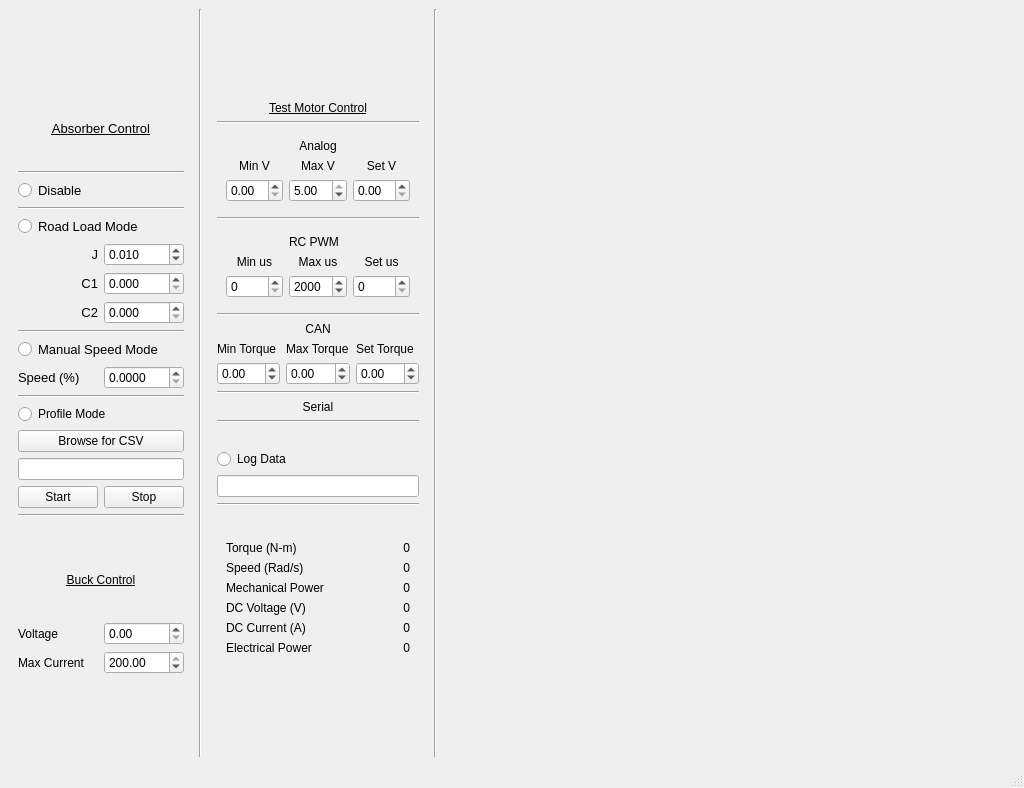
Old version of the form gui.ui in the repository bgkatz/Dyno-Software.
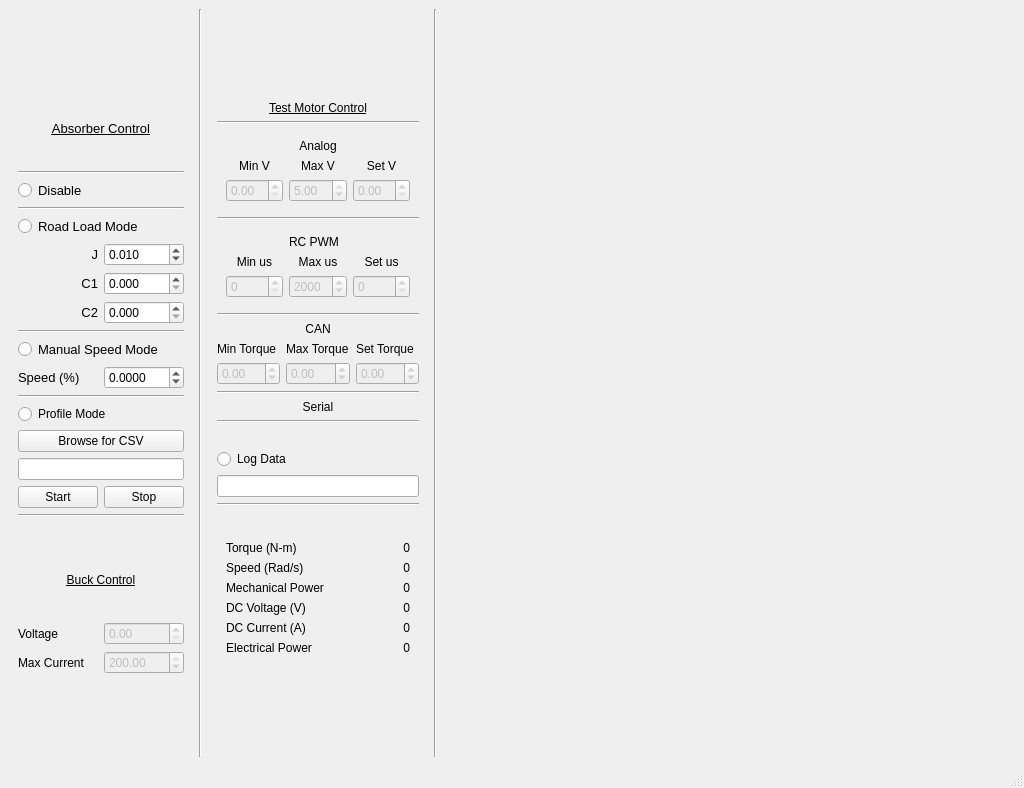
New version of the form.

```diff
--- a/gui.ui
+++ b/gui.ui
@@ -259,7 +259,7 @@
             <number>4</number>
            </property>
            <property name="minimum">
-            <double>0.000000000000000</double>
+            <double>-1.000000000000000</double>
            </property>
            <property name="maximum">
             <double>1.000000000000000</double>
@@ -362,6 +362,9 @@
          </item>
          <item row="0" column="1">
           <widget class="QDoubleSpinBox" name="buckBox">
+           <property name="enabled">
+            <bool>false</bool>
+           </property>
            <property name="maximum">
             <double>48.000000000000000</double>
            </property>
@@ -369,6 +372,9 @@
          </item>
          <item row="1" column="1">
           <widget class="QDoubleSpinBox" name="iMaxBox">
+           <property name="enabled">
+            <bool>false</bool>
+           </property>
            <property name="maximum">
             <double>200.000000000000000</double>
            </property>
@@ -469,6 +475,9 @@
           </item>
           <item row="3" column="1">
            <widget class="QDoubleSpinBox" name="testVMaxBox">
+            <property name="enabled">
+             <bool>false</bool>
+            </property>
             <property name="maximum">
              <double>5.000000000000000</double>
             </property>
@@ -492,6 +501,9 @@
           </item>
           <item row="3" column="0">
            <widget class="QDoubleSpinBox" name="testVMinBox">
+            <property name="enabled">
+             <bool>false</bool>
+            </property>
             <property name="maximum">
              <double>5.000000000000000</double>
             </property>
@@ -502,6 +514,9 @@
           </item>
           <item row="3" column="2">
            <widget class="QDoubleSpinBox" name="testVSetBox">
+            <property name="enabled">
+             <bool>false</bool>
+            </property>
             <property name="maximum">
              <double>5.000000000000000</double>
             </property>
@@ -557,6 +572,9 @@
          <layout class="QGridLayout" name="gridLayout_6">
           <item row="2" column="0">
            <widget class="QSpinBox" name="periodMinBox">
+            <property name="enabled">
+             <bool>false</bool>
+            </property>
             <property name="maximum">
              <number>2500</number>
             </property>
@@ -594,6 +612,9 @@
           </item>
           <item row="2" column="2">
            <widget class="QSpinBox" name="periodBox">
+            <property name="enabled">
+             <bool>false</bool>
+            </property>
             <property name="maximum">
              <number>2500</number>
             </property>
@@ -604,6 +625,9 @@
           </item>
           <item row="2" column="1">
            <widget class="QSpinBox" name="periodMaxBox">
+            <property name="enabled">
+             <bool>false</bool>
+            </property>
             <property name="maximum">
              <number>2500</number>
             </property>
@@ -646,6 +670,9 @@
          </item>
          <item row="3" column="0">
           <widget class="QDoubleSpinBox" name="canMinBox">
+           <property name="enabled">
+            <bool>false</bool>
+           </property>
            <property name="minimum">
             <double>-20.000000000000000</double>
            </property>
@@ -659,6 +686,9 @@
          </item>
          <item row="3" column="1">
           <widget class="QDoubleSpinBox" name="canMaxBox">
+           <property name="enabled">
+            <bool>false</bool>
+           </property>
            <property name="minimum">
             <double>-20.000000000000000</double>
            </property>
@@ -672,6 +702,9 @@
          </item>
          <item row="3" column="2">
           <widget class="QDoubleSpinBox" name="canBox">
+           <property name="enabled">
+            <bool>false</bool>
+           </property>
            <property name="minimum">
             <double>-20.000000000000000</double>
            </property>
```
